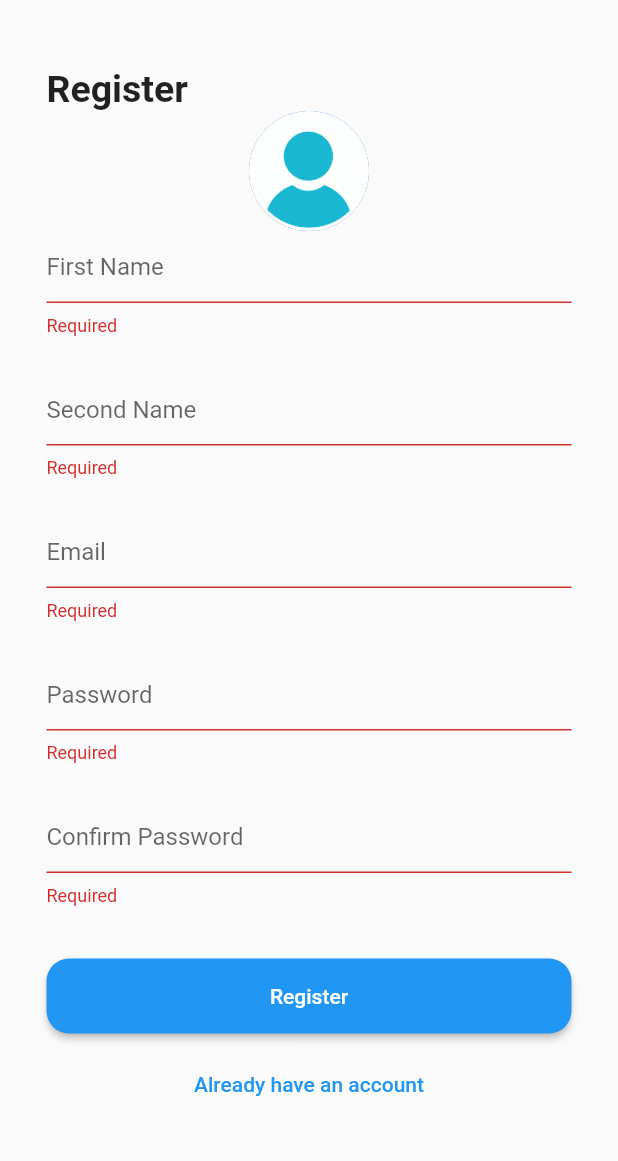
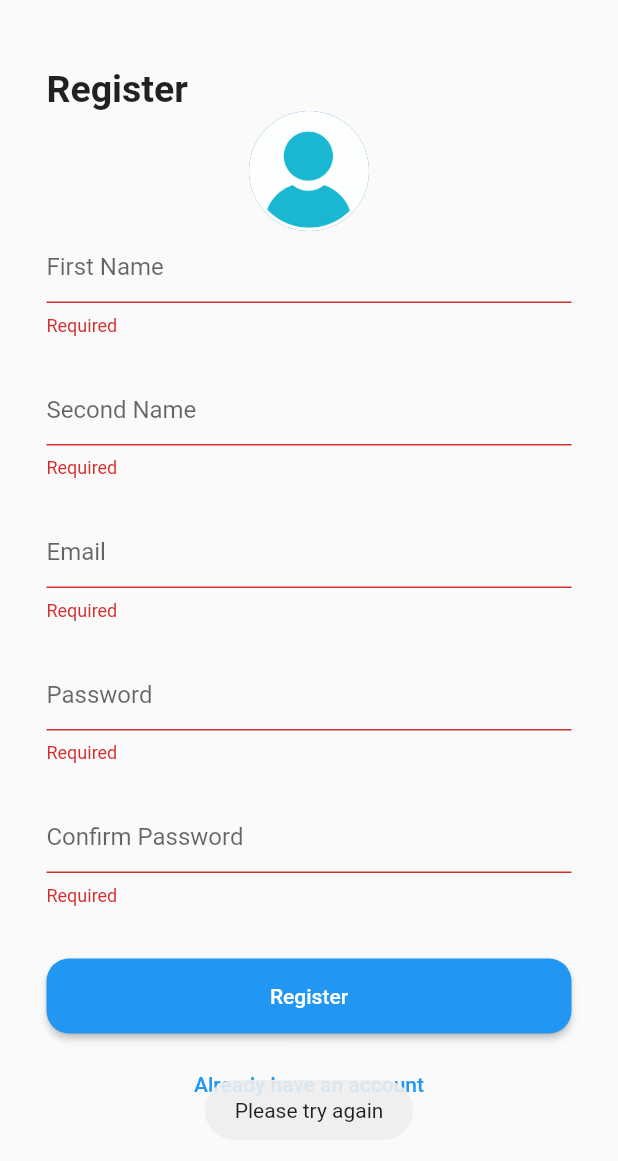
Before and after one commit to OmarOsama77/posts, a Flutter app: the Signup screen opened by its route, after a tap on "Register", on a phone screen of 412 x 824 dp. Shown: the top 1161 px of the screen. Run offline on Flutter 3.47's test engine with Material 2 defaults, Android fonts, the phone set to English and light mode, and no system bars; our stand-ins replace fluttertoast, image_picker.

```diff
--- a/lib/main.dart
+++ b/lib/main.dart
@@ -3,11 +3,14 @@ import 'package:flutter/material.dart';
 import 'package:posts/providers/bottom_nav_bar_provider.dart';
 import 'package:posts/providers/register_view_model.dart';
 import 'package:posts/providers/settings_provider.dart';
+import 'package:posts/providers/signup_view_model.dart';
 import 'package:posts/screens/home.dart';
 import 'package:posts/screens/authentication_screens/login.dart';
 import 'package:posts/screens/navigation/bottom_navigation_bar.dart';
 import 'package:posts/screens/authentication_screens/signup.dart';
 import 'package:provider/provider.dart';
+
+import 'Api/api_service.dart';
 
 Future<void>  main()async {
    WidgetsFlutterBinding.ensureInitialized();
@@ -26,7 +29,8 @@ class MyApp extends StatelessWidget {
         ChangeNotifierProvider(create:(_)=>RegisterViewModel()),
         ChangeNotifierProvider(create:(_)=>NavigationProvider()),
         ChangeNotifierProvider(create:(_)=>SettingViewModel()),
-
+        ChangeNotifierProvider(create:(_)=>SignupViewModel()),
+        ChangeNotifierProvider(create:(_)=>ApiService()),
       ],
       child: MaterialApp(
           initialRoute: '/',
--- /dev/null
+++ b/lib/models/post.dart
@@ -0,0 +1,6 @@
+class Post{
+  String title;
+  String imageUrl;
+
+  Post({required this.title,required this.imageUrl});
+}
--- a/lib/screens/authentication_screens/login.dart
+++ b/lib/screens/authentication_screens/login.dart
@@ -19,7 +19,7 @@ class Login extends StatelessWidget {
             padding: const EdgeInsets.only(top: 50,),
             child: Column(
               children: [
-                Image.asset("images/login3.png"),
+                Image.asset("images/login3.png",width:300,height: 350,),
                const Padding(
                   padding:   EdgeInsets.only(left: 15),
                   child: Row(
@@ -77,7 +77,7 @@ class Login extends StatelessWidget {
                       child: ElevatedButton(
                         onPressed: () {
                             if(myKey.currentState!.validate()){
-                                  Navigator.pushReplacementNamed(context, "/home");
+                                  Navigator.pushReplacementNamed(context, "/bottom_navigation_bar");
                             }
                         },
                         child: const Text("Login"),
--- a/lib/screens/authentication_screens/signup.dart
+++ b/lib/screens/authentication_screens/signup.dart
@@ -1,4 +1,8 @@
 import 'package:flutter/material.dart';
+import 'package:fluttertoast/fluttertoast.dart';
+import 'package:provider/provider.dart';
+
+import '../../providers/signup_view_model.dart';
 
 
 
@@ -11,9 +15,10 @@ class Signup extends StatelessWidget {
   TextEditingController password = TextEditingController();
   TextEditingController confirmPass = TextEditingController();
 
+
     Widget passwordFormField(TextEditingController controller,String hintText){
       return TextFormField(
-        controller: confirmPass,
+        controller: controller,
         validator: (val){
           if(val!.isEmpty||val.length<2){
             return "Required";
@@ -56,17 +61,24 @@ class Signup extends StatelessWidget {
           padding: const EdgeInsets.only(top: 45,left: 31,right: 31),
           child: Column(
             children: [
-             Row(
+            const Row(
                children: [
                Text("Register",style: TextStyle(fontWeight: FontWeight.bold,fontSize: 25),)
                ],
              ),
-               Center(
-                  child: CircleAvatar(
+            Consumer<SignupViewModel>(builder:(_,viewModel,__){
+              return  Center(
+                child: GestureDetector(
+                  onTap: (){
+                      viewModel.uploadUserPicture();
+                  },
+                  child:  CircleAvatar(
                     radius: 40,
-                    backgroundImage: AssetImage("images/user.png"),
+                    backgroundImage: viewModel.selectedImage==null?AssetImage("images/user.png"):viewModel.selectedImage,
                   ),
                 ),
+              );
+            }),
                  Column(
                   children: [
                     textFormField("First Name",firstName),
@@ -99,10 +111,14 @@ class Signup extends StatelessWidget {
                   SizedBox(
                     height: 50,
                     width: 350,
-                    child: ElevatedButton(
+                    child:
+                Consumer<SignupViewModel>(builder: (_,viewModel,__){
+                  return ElevatedButton(
                     onPressed: () {
-                        if(myKey.currentState!.validate()){
+                            if(myKey.currentState!.validate()&&viewModel.validation(password.text.trim(),confirmPass.text.trim())&&viewModel.isThereImage()){
 
+                            }else{
+                               Fluttertoast.showToast(msg:"Please try again");
                             }
                     },
                     child: const Text("Register"),
@@ -110,7 +126,8 @@ class Signup extends StatelessWidget {
                         shape: MaterialStateProperty.all(
                             RoundedRectangleBorder(
                                 borderRadius: BorderRadius.circular(15)))),
-                    ),
+                  );
+                },)
                   ),
                   const SizedBox(height: 10,),
                   TextButton(onPressed: (){
--- a/lib/screens/navigation/bottom_navigation_bar.dart
+++ b/lib/screens/navigation/bottom_navigation_bar.dart
@@ -6,9 +6,6 @@ import '../../providers/bottom_nav_bar_provider.dart';
 
 
 class BottomNavigationScreen extends StatelessWidget {
-
-
-
   @override
   Widget build(BuildContext context) {
 final data = Provider.of<NavigationProvider>(context);
@@ -21,7 +18,7 @@ final data = Provider.of<NavigationProvider>(context);
           onTap: (index){
             data.setIndex=index;
           },
-          items:const [
+          items: [
               BottomNavigationBarItem(icon:Icon(Icons.home),label: "Home"),
               BottomNavigationBarItem(icon:Icon(Icons.add),label: "Post"),
               BottomNavigationBarItem(icon:Icon(Icons.settings),label: "Settings"),
--- a/pubspec.yaml
+++ b/pubspec.yaml
@@ -39,6 +39,8 @@ dependencies:
   provider:
   firebase_auth:
   firebase_core:
+  image_picker: ^0.8.7+5
+  http:
 dev_dependencies:
   flutter_test:
     sdk: flutter
```
Also changed, not shown: lib/Api/api_service.dart (added, +20 -0 lines), lib/models/user.dart (added, +15 -0 lines), lib/providers/signup_view_model.dart (+29 -1 lines), pubspec.lock. Lines whose indentation alone changed are shown as unchanged.
